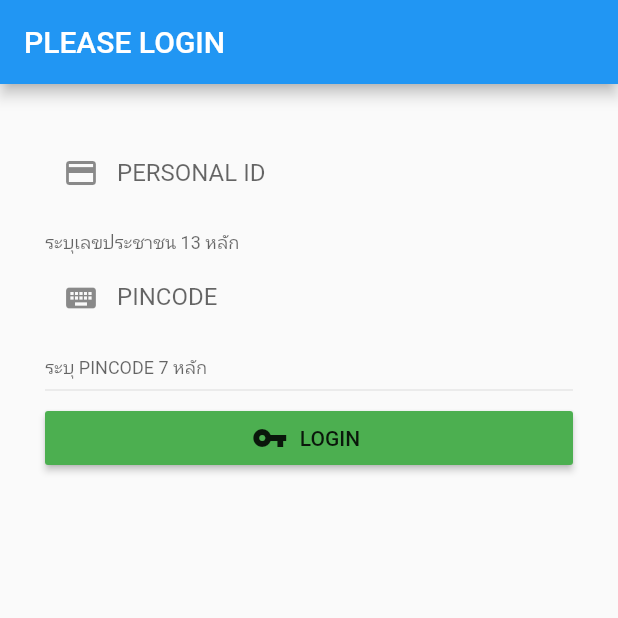
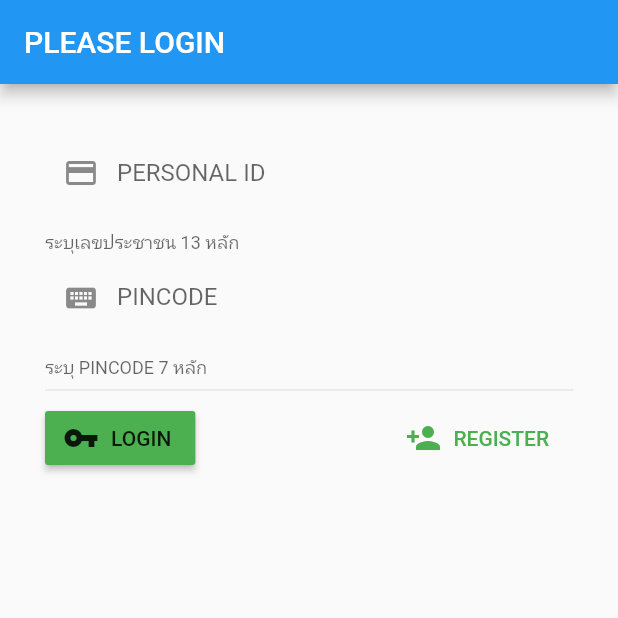
Before and after one commit to siteslave/hh-app, a Flutter app: the screen it shows after launch, on a phone screen of 412 x 824 dp, the top half of it. Run offline on Flutter 3.47's test engine with Material 2 defaults, Android fonts, the phone set to English and light mode, and no system bars; our stand-ins replace flutter_secure_storage, geolocator; missing offline and left inert: pin_code_view.

```diff
--- a/lib/home.dart
+++ b/lib/home.dart
@@ -1,5 +1,6 @@
 import 'package:flutter/material.dart';
 import 'package:flutter_secure_storage/flutter_secure_storage.dart';
+import 'package:helping_hand/login.dart';
 import 'package:helping_hand/pincode.dart';
 import 'package:helping_hand/register.dart';
 
@@ -38,9 +39,8 @@ class _HomePageState extends State<HomePage> {
                     icon: Icon(Icons.exit_to_app),
                     onPressed: () async {
                       await storage.deleteAll();
-                      setState(() {
-                        isLogged = false;
-                      });
+                      Navigator.of(context).pushReplacement(MaterialPageRoute(
+                          builder: (BuildContext context) => LoginPage()));
                     },
                   )
                 : IconButton(
--- a/lib/login.dart
+++ b/lib/login.dart
@@ -4,6 +4,7 @@ import 'package:flutter/material.dart';
 import 'package:flutter_secure_storage/flutter_secure_storage.dart';
 import 'package:helping_hand/api.dart';
 import 'package:helping_hand/home.dart';
+import 'package:helping_hand/register.dart';
 
 class LoginPage extends StatefulWidget {
   @override
@@ -77,6 +78,7 @@ class _LoginPageState extends State<LoginPage> {
             ),
             TextFormField(
               controller: ctrlPincode,
+              obscureText: true,
               decoration: InputDecoration(
                   labelText: 'PINCODE',
                   border: InputBorder.none,
@@ -85,13 +87,34 @@ class _LoginPageState extends State<LoginPage> {
                   hintText: 'xxxxxxx'),
             ),
             Divider(),
+            Row(
+              mainAxisAlignment: MainAxisAlignment.spaceBetween,
+              children: <Widget>[
                 RaisedButton.icon(
                   color: Colors.green,
                   icon: Icon(Icons.vpn_key),
-              label: Text('LOGIN'),
+                  label: Text(
+                    'LOGIN',
+                  ),
                   onPressed: () {
                     doLogin();
                   },
+                ),
+                FlatButton.icon(
+                  icon: Icon(
+                    Icons.person_add,
+                    color: Colors.green,
+                  ),
+                  label: Text(
+                    'REGISTER',
+                    style: TextStyle(color: Colors.green),
+                  ),
+                  onPressed: () {
+                    Navigator.of(context).push(MaterialPageRoute(
+                        builder: (BuildContext context) => RegisterPage()));
+                  },
+                )
+              ],
             )
           ],
         ),
--- a/pubspec.yaml
+++ b/pubspec.yaml
@@ -27,6 +27,7 @@ dependencies:
   pin_code_view: 0.2.1
   http: any
   flutter_secure_storage: ^3.2.1+1
+  geolocator: '^3.0.1'
 
 dev_dependencies:
   flutter_test:
```
Also changed, not shown: lib/pincode.dart (+8 -1 lines), pubspec.lock, 8 other files. Lines whose indentation alone changed are shown as unchanged.
